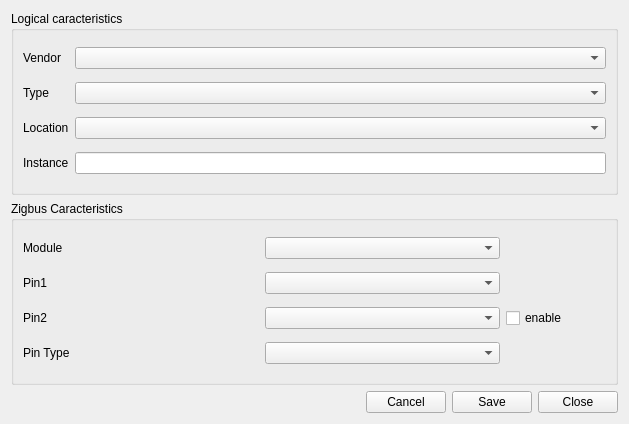
Above: online/admin/DeviceEditionPanel.ui from jhx76/zigbus-system before the change. Below: the same form after it.
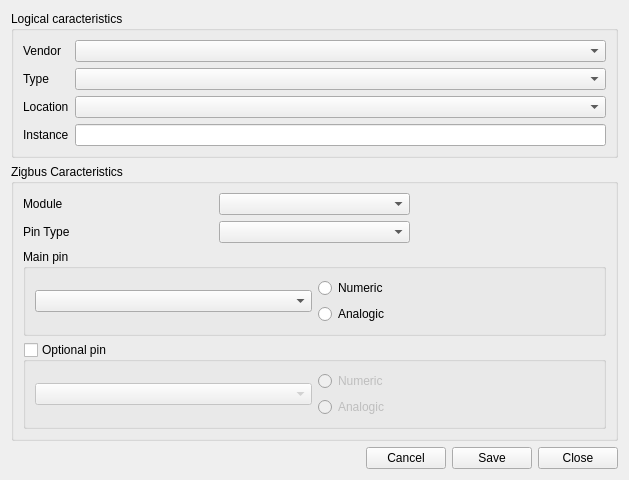
That is the form after the change.

```diff
--- a/online/admin/DeviceEditionPanel.ui
+++ b/online/admin/DeviceEditionPanel.ui
@@ -7,7 +7,7 @@
     <x>0</x>
     <y>0</y>
     <width>629</width>
-    <height>424</height>
+    <height>449</height>
    </rect>
   </property>
   <property name="windowTitle">
@@ -79,60 +79,73 @@
       <item row="0" column="1">
        <widget class="QComboBox" name="moduleComboBox"/>
       </item>
-      <item row="3" column="0">
-       <widget class="QLabel" name="label_8">
-        <property name="text">
-         <string>Pin2</string>
+      <item row="2" column="0" colspan="3">
+       <widget class="QGroupBox" name="groupBox_3">
+        <property name="title">
+         <string>Main pin</string>
         </property>
+        <layout class="QGridLayout" name="gridLayout_4">
+         <item row="0" column="0" rowspan="2">
+          <widget class="QComboBox" name="pin1ComboBox"/>
+         </item>
+         <item row="1" column="1">
+          <widget class="QRadioButton" name="pin1RadioAnalogic">
+           <property name="text">
+            <string>Analogic</string>
+           </property>
+          </widget>
+         </item>
+         <item row="0" column="1">
+          <widget class="QRadioButton" name="pin1RadioNumeric">
+           <property name="text">
+            <string>Numeric</string>
+           </property>
+          </widget>
+         </item>
+        </layout>
        </widget>
       </item>
-      <item row="3" column="1">
-       <widget class="QComboBox" name="pin2ComboBox"/>
+      <item row="4" column="0" colspan="3">
+       <widget class="QGroupBox" name="optionPinGroupBox">
+        <property name="title">
+         <string>Optional pin</string>
+        </property>
+        <property name="checkable">
+         <bool>true</bool>
+        </property>
+        <property name="checked">
+         <bool>false</bool>
+        </property>
+        <layout class="QGridLayout" name="gridLayout_5">
+         <item row="0" column="0" rowspan="2">
+          <widget class="QComboBox" name="pin2ComboBox"/>
+         </item>
+         <item row="1" column="1">
+          <widget class="QRadioButton" name="pin2RadioAnalogic">
+           <property name="text">
+            <string>Analogic</string>
+           </property>
+          </widget>
+         </item>
+         <item row="0" column="1">
+          <widget class="QRadioButton" name="pin2RadioNumeric">
+           <property name="text">
+            <string>Numeric</string>
+           </property>
+          </widget>
+         </item>
+        </layout>
+       </widget>
       </item>
-      <item row="6" column="0">
+      <item row="1" column="0">
        <widget class="QLabel" name="label_6">
         <property name="text">
          <string>Pin Type</string>
         </property>
        </widget>
       </item>
-      <item row="6" column="1">
-       <widget class="QComboBox" name="pinTypeComboBox"/>
-      </item>
-      <item row="3" column="2">
-       <widget class="QCheckBox" name="enablePin2Box">
-        <property name="sizePolicy">
-         <sizepolicy hsizetype="Minimum" vsizetype="Preferred">
-          <horstretch>0</horstretch>
-          <verstretch>0</verstretch>
-         </sizepolicy>
-        </property>
-        <property name="minimumSize">
-         <size>
-          <width>100</width>
-          <height>0</height>
-         </size>
-        </property>
-        <property name="maximumSize">
-         <size>
-          <width>100</width>
-          <height>16777215</height>
-         </size>
-        </property>
-        <property name="text">
-         <string>enable</string>
-        </property>
-       </widget>
-      </item>
       <item row="1" column="1">
-       <widget class="QComboBox" name="pin1ComboBox"/>
-      </item>
-      <item row="1" column="0">
-       <widget class="QLabel" name="label_5">
-        <property name="text">
-         <string>Pin1</string>
-        </property>
-       </widget>
+       <widget class="QComboBox" name="pinTypeComboBox"/>
       </item>
      </layout>
     </widget>
```
